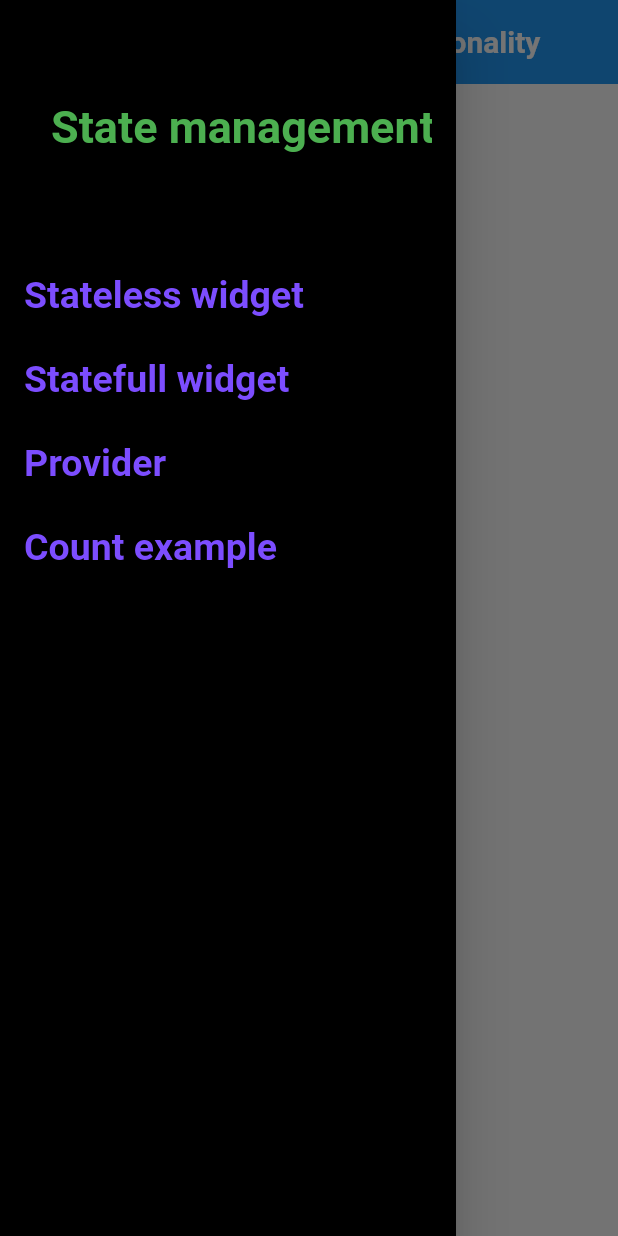
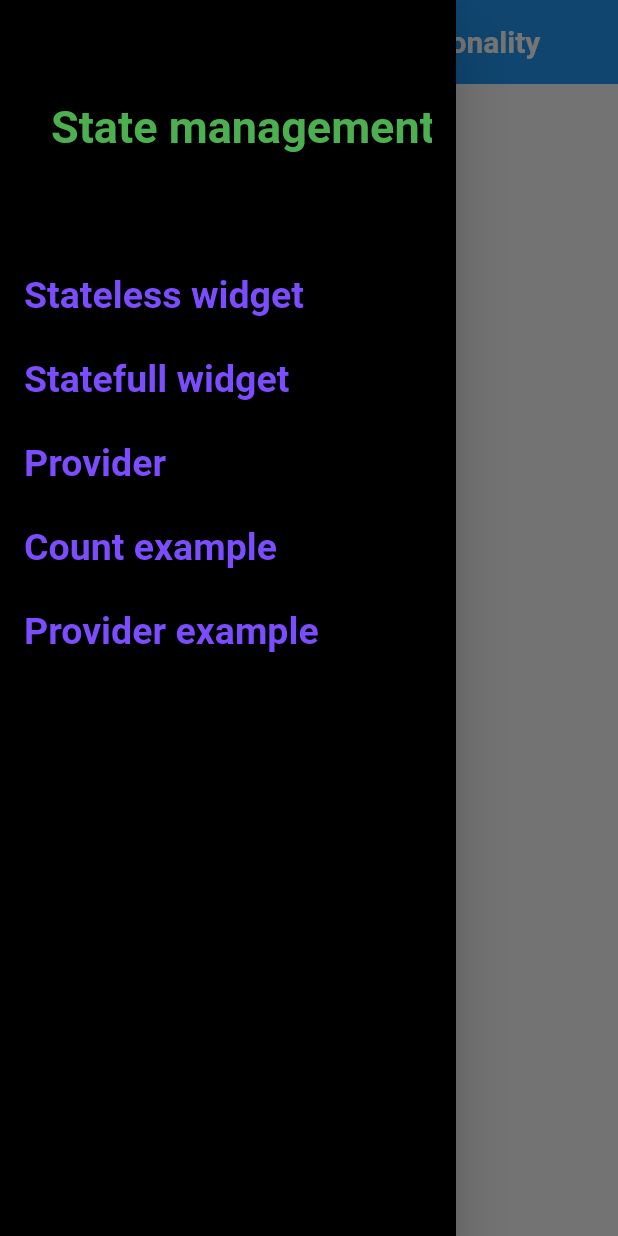
Before and after one commit to MD-Aftab-Uddin-Alif/State-management-Flutter-, a Flutter app: the screen it shows after launch, with the side drawer open, on a phone screen of 412 x 824 dp. Run offline on Flutter 3.47's test engine with Material 2 defaults, Android fonts, the phone set to English and light mode, and no system bars.

Commit message:
third commit

```diff
--- a/lib/home_page.dart
+++ b/lib/home_page.dart
@@ -2,6 +2,7 @@ import 'package:flutter/material.dart';
 import 'package:provider/provider.dart';
 import 'package:state_management/provider_state.dart';
 import 'package:state_management/screen/count_example.dart';
+import 'package:state_management/screen/example.dart';
 import 'package:state_management/statefull_widget.dart';
 import 'package:state_management/stateless_widget.dart';
 
@@ -116,6 +117,22 @@ class _HomepageState extends State<Homepage> {
                   );
                 },
               ),
+              ListTile(
+                title: Text("Provider example",
+                  style: TextStyle(
+                    fontSize: 25,
+                    color: Colors.deepPurpleAccent,
+                    fontWeight: FontWeight.bold,
+                  ),
+                ),
+                onTap: () {
+                  Navigator.of(context).push(
+                    MaterialPageRoute(
+                      builder: (context) => Example(),
+                    ),
+                  );
+                },
+              ),
             ],
           ),
         ),
--- a/lib/main.dart
+++ b/lib/main.dart
@@ -1,6 +1,7 @@
 import 'package:flutter/material.dart';
 import 'package:state_management/home_page.dart';
 import 'package:state_management/provider/count_provider.dart';
+import 'package:state_management/provider/example_provider.dart';
 import 'package:state_management/provider_state.dart';
 import 'package:state_management/screen/count_example.dart';
 import 'package:state_management/statefull_widget.dart';
@@ -17,8 +18,11 @@ class MyApp extends StatelessWidget {
   // This widget is the root of your application.
   @override
   Widget build(BuildContext context) {
-    return ChangeNotifierProvider(
-      create: (_)=> CountProvider(),
+    return MultiProvider(
+        providers: [
+          ChangeNotifierProvider(create: (_) => CountProvider()),
+          ChangeNotifierProvider(create: (_) => ExampleProvider()),
+        ],
         child: MaterialApp(
           title: 'Flutter Demo',
           theme: ThemeData(
--- /dev/null
+++ b/lib/provider/example_provider.dart
@@ -0,0 +1,11 @@
+import 'package:flutter/material.dart';
+
+class ExampleProvider with ChangeNotifier{
+  double _value=1.0;
+  double get value=>_value;
+
+  void setValue(double val){
+    _value=val;
+    notifyListeners();
+  }
+}
```
Also changed, not shown: lib/screen/example.dart (added, +65 -0 lines), 1 other file. Lines whose indentation alone changed are shown as unchanged.
